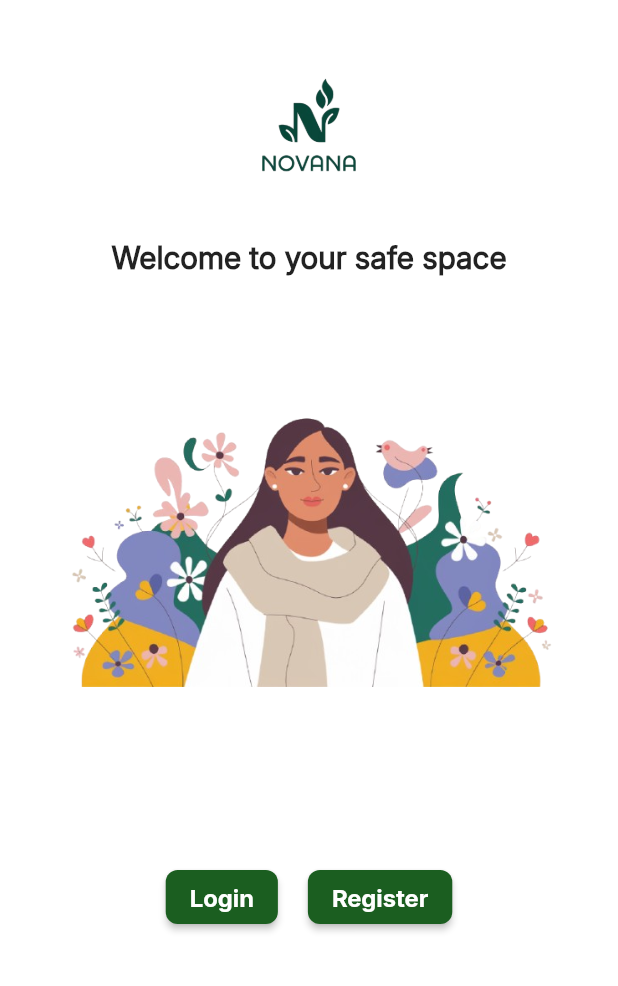
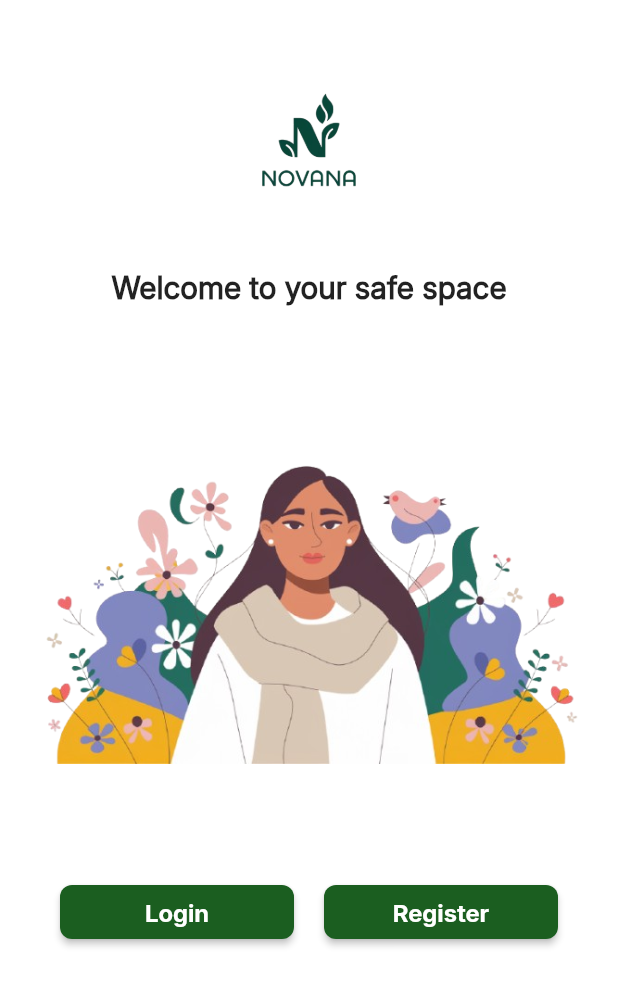
Before and after one commit to Aagya22/MentallWellness, a Flutter app: the LandingScreen screen opened by its route, on a phone screen of 412 x 824 dp. Shown: the top 986 px of the screen. Run offline on Flutter 3.47's test engine with Material 3 defaults, Android fonts, the phone set to English and light mode, and no system bars; our stand-ins replace connectivity_plus, dartz, dio, equatable, flutter_riverpod, flutter_secure_storage and 6 more; missing offline and left inert: dio_smart_retry; accounts and stored records are empty.

Commit message:
theme changes

```diff
--- a/lib/app/theme/theme_data.dart
+++ b/lib/app/theme/theme_data.dart
@@ -61,7 +61,7 @@
     ),
 
     bottomNavigationBarTheme: const BottomNavigationBarThemeData(
-      backgroundColor: Color(0xFFB71C1C),
+      backgroundColor: Color.fromARGB(255, 6, 81, 9),
       selectedItemColor: Colors.black,
       unselectedItemColor: Colors.white,
       selectedLabelStyle: TextStyle(
--- a/lib/core/api/api_endpoints.dart
+++ b/lib/core/api/api_endpoints.dart
@@ -6,7 +6,7 @@
 ApiEndpoints._();
 
 
-static const bool isPhysicalDevice = true;
+static const bool isPhysicalDevice = false;
 static const String _ipAddress = '192.168.1.4';
 static const int _port = 5050;
 
--- a/lib/features/landing/presentation/pages/Landing_screen.dart
+++ b/lib/features/landing/presentation/pages/Landing_screen.dart
@@ -7,55 +7,67 @@
   Widget build(BuildContext context) {
     return Scaffold(
       backgroundColor: Colors.white,
-    body: SingleChildScrollView(
+      body: SafeArea(
+        child: SingleChildScrollView(
           child: Column(
-        mainAxisAlignment: MainAxisAlignment.spaceBetween,
             children: [
-          Column(
-            children: [
-              const SizedBox(height: 10),
-              Center(
-                child: Image.asset(
+              const SizedBox(height: 20),
+
+              Image.asset(
                 "assets/images/novacane.png",
                 height: 150,
-                  width: double.infinity,
+              ),
+
+              const SizedBox(height: 10),
+
+              const Text(
+                "Welcome to your safe space",
+                style: TextStyle(
+                  fontSize: 20,
+                  fontWeight: FontWeight.bold,
                 ),
               ),
-              const Text(
-                "Welcome to your safe space",
-                style: TextStyle(fontSize: 20, fontWeight: FontWeight.bold),
-              ),
-            ],
-          ),
-          Padding(
-            padding: const EdgeInsets.all(20),
-            child: Image.asset(
+
+              const SizedBox(height: 40),
+
+              Image.asset(
                 "assets/images/landd.png",
                 height: 300,
-              width: double.maxFinite,
                 fit: BoxFit.contain,
               ),
-          ),
+
+              const SizedBox(height: 40),
+
               Padding(
-            padding: const EdgeInsets.all(50),
+                padding: const EdgeInsets.symmetric(horizontal: 40),
                 child: Row(
-              mainAxisAlignment: MainAxisAlignment.center,
                   children: [
-                ElevatedButton(
-                  onPressed: () {},
+                    Expanded(
+                      child: ElevatedButton(
+                        onPressed: () {
+                          Navigator.pushNamed(context, '/LoginScreen');
+                        },
                         child: const Text("Login"),
                       ),
+                    ),
                     const SizedBox(width: 20),
-                ElevatedButton(
-                  onPressed: () {},
+                    Expanded(
+                      child: ElevatedButton(
+                        onPressed: () {
+                          Navigator.pushNamed(context, '/RegisterScreen');
+                        },
                         child: const Text("Register"),
-                ),
-              ],
                       ),
                     ),
                   ],
                 ),
               ),
+
+              const SizedBox(height: 30),
+            ],
+          ),
+        ),
+      ),
     );
   }
 }
```
Also changed, not shown: lib/features/dashboard/presentation/pages/botton_navigation_screen.dart (+2 -6 lines), lib/features/dashboard/presentation/pages/timer_screen.dart (deleted, +0 -10 lines). Lines whose indentation alone changed are shown as unchanged.
